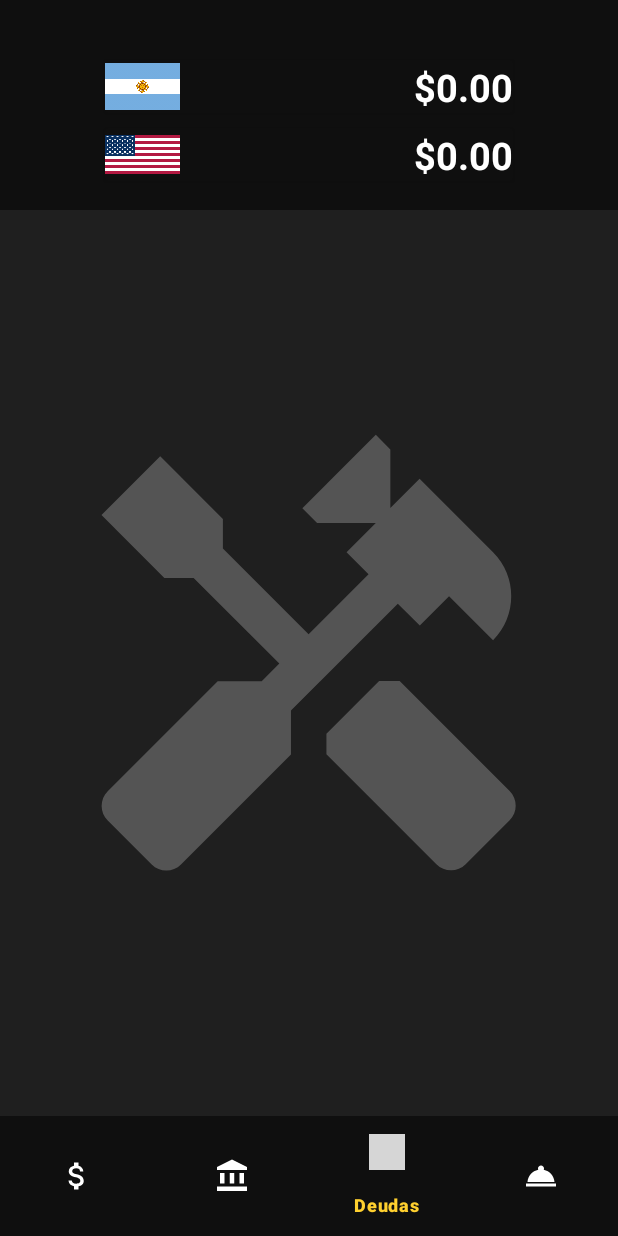
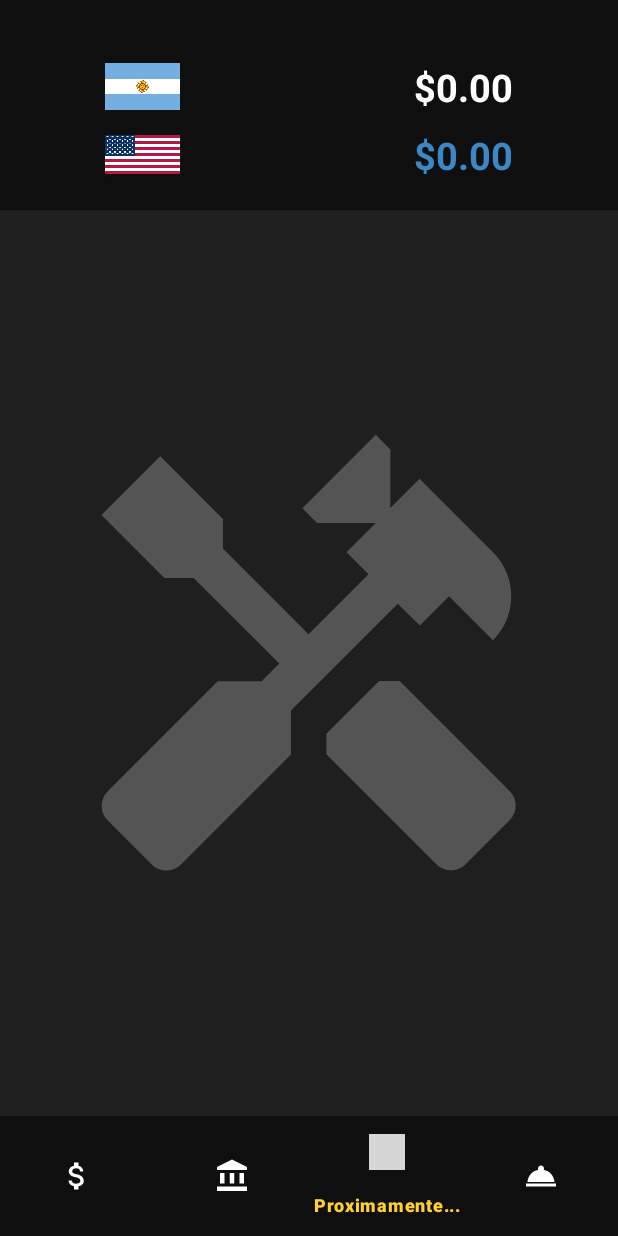
Before and after one commit to EzeDiazTrigo/moneyAppOne, an Android app: the screen it shows after launch (MainActivity), item 3 of the bottom bar chosen, on a phone screen of 412 x 824 dp. Run offline under Robolectric (Android 15) with nearby library versions, the light colour scheme and no system bars; our stand-ins replace Dagger/Hilt's generated code, Room's generated code, navigation-ui; network calls fail; 1 statement that could not run was skipped; grey boxes are pictures that could not be loaded.

Commit message:
diseño colorido

```diff
--- a/app/src/main/java/com/souckan/moneyappone/MainActivity.kt
+++ b/app/src/main/java/com/souckan/moneyappone/MainActivity.kt
@@ -7,6 +7,7 @@ import android.widget.Toast
 import androidx.activity.enableEdgeToEdge
 import androidx.activity.viewModels
 import androidx.appcompat.app.AppCompatActivity
+import androidx.core.content.ContextCompat
 import androidx.datastore.core.DataStore
 import androidx.datastore.preferences.core.Preferences
 import androidx.datastore.preferences.core.booleanPreferencesKey
@@ -105,16 +106,29 @@ class MainActivity : AppCompatActivity() {
 
     private fun initUI() {
         initNavigation()
+        val red = ContextCompat.getColor(this, R.color.red)
+        val white = ContextCompat.getColor(this, R.color.white)
+        val blue = ContextCompat.getColor(this, R.color.sky)
+        totalViewModel.getTotalNonARS().observe(this) { sum ->
+            val totalFormatted = sum?.let { String.format("%.2f", kotlin.math.abs(it)) } ?: "0.00"
+            binding.tvDollar.text = if (sum != null && sum < 0) "-$$totalFormatted" else "$$totalFormatted"
+            binding.tvDollar.setTextColor(if (sum != null && sum < 0) red else blue)
+        }
 
+        totalViewModel.getTotalOnlyARS().observe(this) { sum ->
+            val pesosFormatted = sum?.let { String.format("%.2f", kotlin.math.abs(it)) } ?: "0.00"
+            binding.tvPesos.text = if (sum != null && sum < 0) "-$$pesosFormatted" else "$$pesosFormatted"
+            binding.tvPesos.setTextColor(if (sum != null && sum < 0) red else white)
+        }
 
-        totalViewModel.getTotalNonARS().observe(this) { sum ->
+        /*totalViewModel.getTotalNonARS().observe(this) { sum ->
             val totalFormatted = sum?.let { String.format("%.2f", it) } ?: "0.00"
             binding.tvDollar.text = "$$totalFormatted"}
 
         totalViewModel.getTotalOnlyARS().observe(this) { sum ->
             val pesos = sum?.let { String.format("%.2f", it) } ?: "0.00"
             binding.tvPesos.text = "$$pesos"
-        }
+        }*/
 
         totalViewModel.insertCurrency(
             CurrencyEntity(
--- a/app/src/main/java/com/souckan/moneyappone/data/database/dao/AccountDao.kt
+++ b/app/src/main/java/com/souckan/moneyappone/data/database/dao/AccountDao.kt
@@ -27,4 +27,7 @@ interface AccountDao {
     @Query("SELECT accountName FROM account_table WHERE idAccount = :id LIMIT 1")
     fun getAccountNameById(id: Int): LiveData<String>
 
+    @Query("SELECT c.currencyName FROM account_table a JOIN currency_table c ON a.idCurrency = c.idCurrency WHERE a.idAccount = :accountId")
+    suspend fun getCurrencyNameByAccountId(accountId:Int):String?
+
 }
--- a/app/src/main/java/com/souckan/moneyappone/ui/detail/TotalDetailActivity.kt
+++ b/app/src/main/java/com/souckan/moneyappone/ui/detail/TotalDetailActivity.kt
@@ -59,8 +59,8 @@ class TotalDetailActivity : AppCompatActivity() {
             onBackPressed()
         }
         totalViewModel.getAccountNameById(idAccount).observe(this, Observer { accountName ->
-            val title = getString(R.string.account)
-            binding.tvTitleTotalDetail.text = "$title: $accountName"
+            binding.tvTitleTotalDetail.text = "$accountName"
         })
+
     }
 }
--- /dev/null
+++ b/app/src/main/res/drawable/baseline_remove_circle_24.xml
@@ -0,0 +1,5 @@
+<vector xmlns:android="http://schemas.android.com/apk/res/android" android:height="24dp" android:tint="#000000" android:viewportHeight="24" android:viewportWidth="24" android:width="24dp">
+
+    <path android:fillColor="@android:color/white" android:pathData="M12,2C6.48,2 2,6.48 2,12s4.48,10 10,10 10,-4.48 10,-10S17.52,2 12,2zM17,13L7,13v-2h10v2z"/>
+
+</vector>
--- a/app/src/main/res/layout/activity_main.xml
+++ b/app/src/main/res/layout/activity_main.xml
@@ -79,7 +79,7 @@
                     android:layout_width="wrap_content"
                     android:layout_height="wrap_content"
                     android:layout_gravity="end|bottom"
-                    android:textColor="@color/white"
+                    android:textColor="@color/sky"
                     android:textSize="25sp"
                     android:textStyle="bold"
                     tools:text="$318.00" />
@@ -87,7 +87,6 @@
                 <ImageView
                     android:layout_width="50dp"
                     android:layout_height="35dp"
-
                     android:layout_gravity="start|bottom"
                     android:src="@drawable/usa_flag" />
 
--- a/app/src/main/res/layout/activity_total_detail.xml
+++ b/app/src/main/res/layout/activity_total_detail.xml
@@ -23,7 +23,7 @@
         android:id="@+id/tvTitleTotalDetail"
         android:layout_width="wrap_content"
         android:layout_height="wrap_content"
-        android:textColor="@color/white"
+        android:textColor="@color/secondary"
         android:textSize="25sp"
         android:textStyle="bold"
         app:layout_constraintBottom_toBottomOf="@+id/ivBackToTotal"
--- a/app/src/main/res/layout/fragment_total.xml
+++ b/app/src/main/res/layout/fragment_total.xml
@@ -10,7 +10,7 @@
         android:id="@+id/rvTotal"
         android:layout_width="match_parent"
         android:layout_height="match_parent"
-        android:layout_marginBottom="80dp"
+        android:layout_marginBottom="8dp"
         android:clipToPadding="false"
         android:padding="16dp"
         android:scrollbars="vertical" />
--- a/app/src/main/res/values/colors.xml
+++ b/app/src/main/res/values/colors.xml
@@ -11,7 +11,8 @@
     <color name="orange">#ee9361</color>
     <color name="black_alpha">#98000000</color>
 
-    <color name="red">#FF0000</color>
-    <color name="sky">#00BCD4</color>
+    <color name="red">#B33737</color>
+    <color name="sky">#3C87C5</color>
+    <color name="green">#45AD4A</color>
     <color name="colorHint">#A2A2A2</color>
 </resources>
--- a/app/src/main/res/values/strings.xml
+++ b/app/src/main/res/values/strings.xml
@@ -1,10 +1,10 @@
 <resources>
     <string name="app_name">MoneyAppOne</string>
 
-    <string name="debt">Deudas</string>
-    <string name="bill">Gastos</string>
+    <string name="debt">Proximamente...</string>
+    <string name="bill">Movimientos</string>
     <string name="total">Totales</string>
-    <string name="service">Servicios</string>
+    <string name="service">Proximamente...</string>
 
     <string name="select_currency">Seleccione su moneda</string>
     <string name="select_account">Seleccione su cuenta</string>
@@ -21,5 +21,10 @@
     <string name="description">Descripción</string>
 
     <string name="accoutn_not_found">Cuenta no encontrada</string>
+    <string name="ask_remove">¿Seguro que desea eliminar este movimiento?</string>
+    <string name="warning">¡Cuidado!</string>
+    <string name="delete">Eliminar</string>
+    <string name="cancel">Cancelar</string>
+
 
 </resources>
```
Also changed, not shown: app/src/main/java/com/souckan/moneyappone/ui/fragments/Adapters/BillAdapter.kt (+21 -5 lines), app/src/main/java/com/souckan/moneyappone/ui/fragments/Adapters/TotalAdapter.kt (+26 -4 lines), app/src/main/res/layout/dialog_ask_remove.xml (added, +44 -0 lines), app/src/main/res/layout/itam_card_bill.xml (+8 -7 lines), app/src/main/res/layout/item_card_total.xml (+36 -10 lines).
